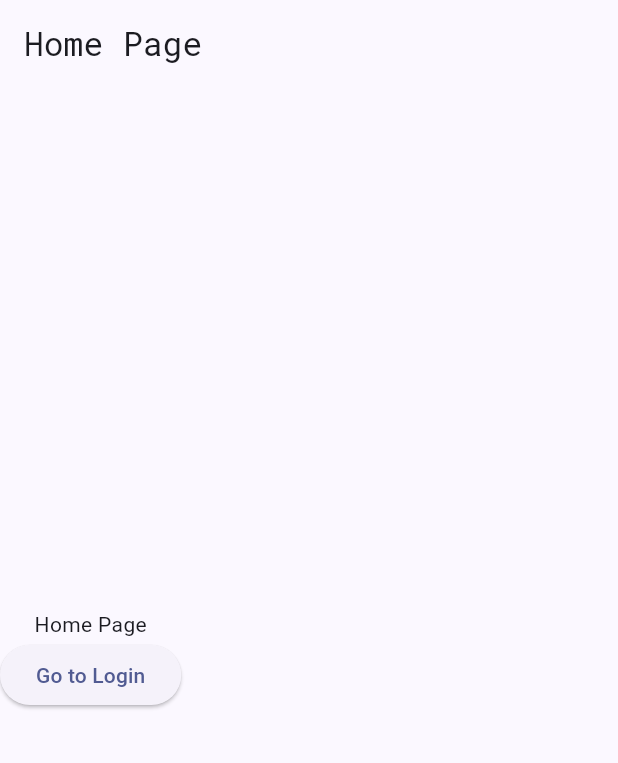
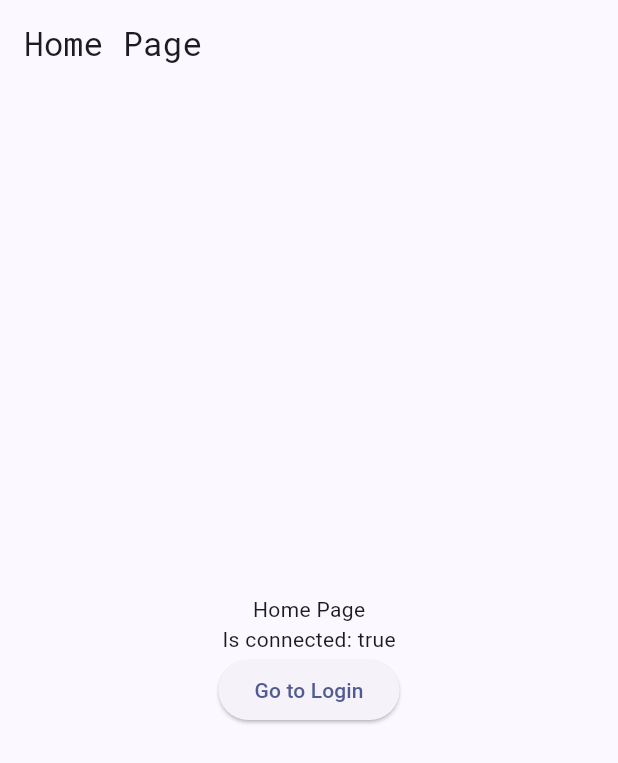
Before and after one commit to CesaTor/riverpod_clean, a Flutter app: the screen it shows after launch, on a phone screen of 412 x 824 dp. Shown: the top 763 px of the screen. Run offline on Flutter 3.47's test engine with Material 3 defaults, Android fonts, the phone set to English and light mode, and no system bars; our stand-ins replace auto_route, google_fonts, hooks_riverpod, internet_connection_checker_plus, riverpod_annotation; generated files the repository leaves out were written again.

Commit message:
connectivity provider

```diff
--- a/lib/features/home/home_page.dart
+++ b/lib/features/home/home_page.dart
@@ -1,5 +1,7 @@
 import 'package:auto_route/auto_route.dart';
 import 'package:flutter/material.dart';
+import 'package:hooks_riverpod/hooks_riverpod.dart';
+import 'package:riverpod_clean/core/provider/connectivity_provider.dart';
 import 'package:riverpod_clean/core/router/app_router.gr.dart';
 
 @RoutePage()
@@ -10,10 +12,14 @@ class HomePage extends StatelessWidget {
   Widget build(BuildContext context) {
     return Scaffold(
       appBar: AppBar(title: const Text('Home Page')),
-      body: Column(
+      body: Center(
+        child: Column(
           mainAxisAlignment: MainAxisAlignment.center,
           children: [
             const Text('Home Page'),
+            Consumer(builder: (context, ref, child) {
+              return Text('Is connected: ${ref.connectivity}');
+            }),
             ElevatedButton(
               onPressed: () {
                 context.router.push(const LoginRoute());
@@ -22,6 +28,7 @@ class HomePage extends StatelessWidget {
             ),
           ],
         ),
+      ),
     );
   }
 }
--- a/pubspec.yaml
+++ b/pubspec.yaml
@@ -13,6 +13,7 @@ dependencies:
   flutter_hooks: ^0.20.5
   google_fonts: ^6.2.1
   hooks_riverpod: ^2.5.1
+  internet_connection_checker_plus: ^2.5.1
   riverpod_annotation: ^2.3.5
 
 dev_dependencies:
```
Also changed, not shown: lib/core/provider/connectivity_provider.dart (added, +17 -0 lines), lib/core/provider/connectivity_provider.g.dart (added), pubspec.lock, 10 other files. Lines whose indentation alone changed are shown as unchanged.
